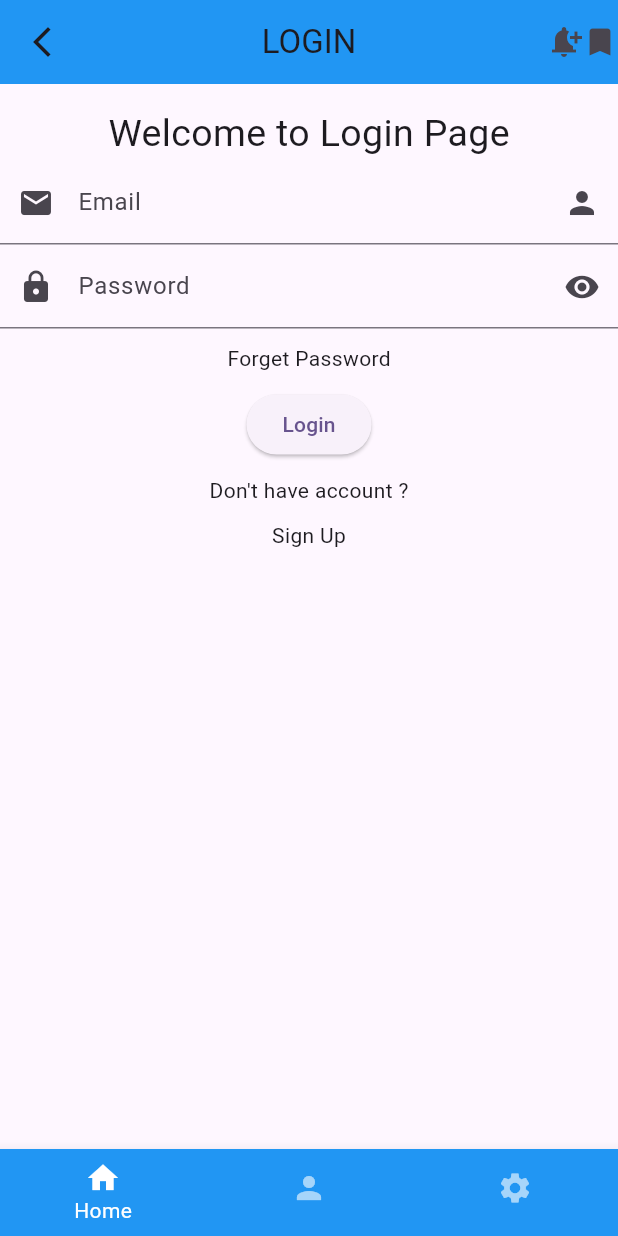
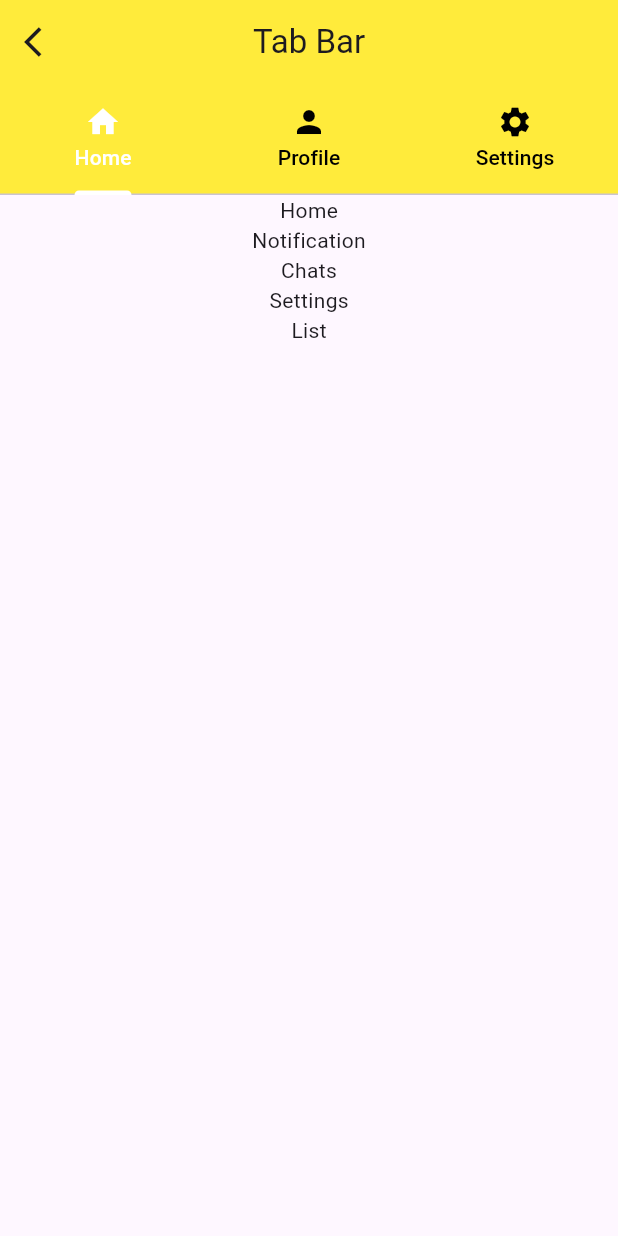
Before and after one commit to AbRehman536/Flutter_sec_5, a Flutter app: the screen it shows after launch, on a phone screen of 412 x 824 dp. Run offline on Flutter 3.47's test engine with Material 3 defaults, Android fonts, the phone set to English and light mode, and no system bars; our stand-ins replace curved_navigation_bar, smooth_page_indicator.

Commit message:
Tab Bar done

```diff
--- a/lib/curved_bar.dart
+++ b/lib/curved_bar.dart
@@ -17,6 +17,10 @@ class _CurvedBarDemoState extends State<CurvedBarDemo> {
   @override
   Widget build(BuildContext context) {
     return Scaffold(
+      appBar: AppBar(
+        backgroundColor: Colors.yellow,
+        title: Text("Bottom Bar"),
+      ),
       body: screenList.elementAt(selectedIndex),
       bottomNavigationBar: CurvedNavigationBar(
         backgroundColor: Colors.blueAccent.shade100,
--- a/lib/main.dart
+++ b/lib/main.dart
@@ -2,6 +2,7 @@ import 'package:flutter/material.dart';
 import 'package:flutter_sec_5/appbardemo.dart';
 import 'package:flutter_sec_5/assets_image.dart';
 import 'package:flutter_sec_5/bottom_bar.dart';
+import 'package:flutter_sec_5/curved_bar.dart';
 import 'package:flutter_sec_5/gridview.dart';
 import 'package:flutter_sec_5/listtiledemo.dart';
 import 'package:flutter_sec_5/login_page.dart';
@@ -10,6 +11,7 @@ import 'package:flutter_sec_5/network_image.dart';
 import 'package:flutter_sec_5/onBoarding.dart';
 import 'package:flutter_sec_5/row_column.dart';
 import 'package:flutter_sec_5/single_selection.dart';
+import 'package:flutter_sec_5/tabbar_view.dart';
 
 void main() {
   runApp(const MyApp());
@@ -42,7 +44,7 @@ class MyApp extends StatelessWidget {
         colorScheme: ColorScheme.fromSeed(seedColor: Colors.deepPurple),
         useMaterial3: true,
       ),
-      home: BottomBarDemo(),
+      home: TabBarDemo(),
     );
   }
 }
--- /dev/null
+++ b/lib/tabbar_view.dart
@@ -0,0 +1,46 @@
+import 'package:flutter/material.dart';
+
+class TabBarDemo extends StatefulWidget {
+  const TabBarDemo({super.key});
+
+  @override
+  State<TabBarDemo> createState() => _TabBarDemoState();
+}
+
+class _TabBarDemoState extends State<TabBarDemo> {
+  @override
+  Widget build(BuildContext context) {
+    return DefaultTabController(
+      length: 3,
+      child: Scaffold(
+        appBar: AppBar(
+          backgroundColor: Colors.yellow,
+          leading: Icon(Icons.arrow_back_ios),
+          title: Text("Tab Bar"),
+          centerTitle: true,
+          bottom: TabBar(
+              unselectedLabelColor: Colors.black,
+              labelColor: Colors.white,
+              indicatorColor: Colors.white,
+              tabs: [
+            Tab(icon: Icon(Icons.home),text: 'Home',),
+            Tab(icon: Icon(Icons.person),text: 'Profile',),
+            Tab(icon: Icon(Icons.settings),text: 'Settings',),
+          ]),
+        ),
+        body: TabBarView(children: [
+          Center(child: Column(children: [
+            Text("Home"),
+            Text("Notification"),
+            Text("Chats"),
+            Text("Settings"),
+            Text("List"),
+          ],),),
+          Center(child: Text("Profile"),),
+          Center(child: Text("Settings"),),
+
+        ]),
+      ),
+    );
+  }
+}
```
